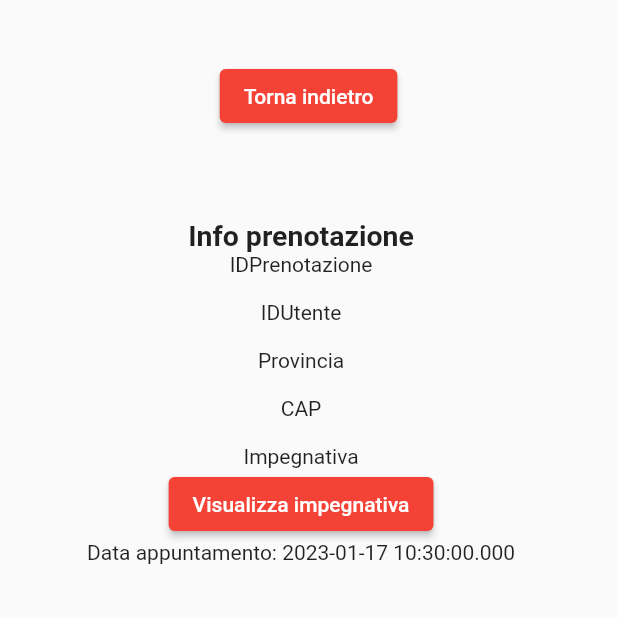
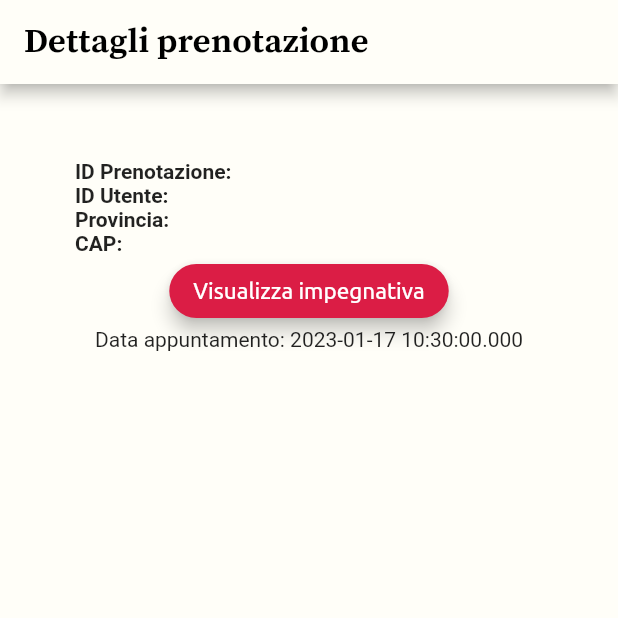
Before and after one commit to KLS-01/Report.it, a Flutter app: the InformazioniPrenotazione screen opened directly with empty values, on a phone screen of 412 x 824 dp, the top half of it. Run offline on Flutter 3.47's test engine with Material 2 defaults, Android fonts, the phone set to English and light mode, and no system bars; our stand-ins replace carousel_slider, cloud_firestore, date_time_picker, expandable, file_picker, firebase_auth and 6 more; missing offline and left inert: dart:ffi, flutter_phone_direct_caller, syncfusion_flutter_pdfviewer, time_picker_widget; accounts and stored records are empty.

Commit message:
Iniziato a sistemare la pagina dettagli prenotazione

```diff
--- a/lib/presentation/pages/pages_GPSP/informazioni_prenotazione_page.dart
+++ b/lib/presentation/pages/pages_GPSP/informazioni_prenotazione_page.dart
@@ -8,6 +8,7 @@ import 'package:report_it/domain/entity/entity_GA/tipo_utente.dart';
 import 'package:report_it/domain/entity/entity_GPSP/prenotazione_entity.dart';
 
 import 'package:report_it/domain/repository/prenotazione_controller.dart';
+import 'package:report_it/presentation/widget/styles.dart';
 
 import 'package:syncfusion_flutter_pdfviewer/pdfviewer.dart';
 import 'package:time_picker_widget/time_picker_widget.dart';
@@ -47,38 +48,56 @@ class _InformazioniPrenotazione extends State<InformazioniPrenotazione> {
   Widget build(BuildContext context) {
     print(prenotazione.getDataPrenotazione);
     return Scaffold(
+        appBar: AppBar(
+          title: Text('Dettagli prenotazione', style: ThemeText.titoloSezione),
+          backgroundColor: Theme.of(context).backgroundColor,
+          iconTheme: IconThemeData(
+            color: Color.fromRGBO(219, 29, 69, 1),
+          ),
+        ),
+        backgroundColor: Theme.of(context).backgroundColor,
         body: Column(children: [
-      Padding(
-        padding: const EdgeInsets.only(top: 40.0, left: 10),
-        child: ElevatedButton(
-            onPressed: () {
-              Navigator.pop(context);
-            },
-            child: const Text("Torna indietro")),
-      ),
           Padding(
               padding: const EdgeInsets.all(50),
               child: Column(children: [
-            SingleChildScrollView(
-                padding: EdgeInsets.all(8.0),
-                child: Column(
+                Column(
+                  children: [
+                    Row(
                       children: [
                         const Text(
-                      "Info prenotazione",
-                      style: TextStyle(
-                        fontWeight: FontWeight.bold,
-                        fontSize: 19.0,
+                          "ID Prenotazione: ",
+                          style: TextStyle(fontWeight: FontWeight.bold),
                         ),
+                        Text(prenotazione.getId),
+                      ],
                     ),
-                    const Text("IDPrenotazione"),
-                    Text(prenotazione.getId),
-                    const Text("IDUtente"),
+                    Row(
+                      children: [
+                        const Text(
+                          "ID Utente: ",
+                          style: TextStyle(fontWeight: FontWeight.bold),
+                        ),
                         Text(prenotazione.getIdUtente),
-                    const Text("Provincia"),
+                      ],
+                    ),
+                    Row(
+                      children: [
+                        const Text(
+                          "Provincia: ",
+                          style: TextStyle(fontWeight: FontWeight.bold),
+                        ),
                         Text(prenotazione.getProvincia),
-                    const Text("CAP"),
+                      ],
+                    ),
+                    Row(
+                      children: [
+                        const Text(
+                          "CAP: ",
+                          style: TextStyle(fontWeight: FontWeight.bold),
+                        ),
                         Text(prenotazione.getCap),
-                    const Text("Impegnativa"),
+                      ],
+                    ),
                     ElevatedButton(
                       onPressed: () => {
                         Navigator.push(
@@ -86,24 +105,37 @@ class _InformazioniPrenotazione extends State<InformazioniPrenotazione> {
                           MaterialPageRoute(
                             builder: (context) => Scaffold(
                               appBar: AppBar(
-                                              title: const Text('Impegnativa'),
+                                iconTheme: IconThemeData(
+                                  color: Color.fromRGBO(219, 29, 69, 1),
+                                ),
+                                backgroundColor:
+                                    Theme.of(context).backgroundColor,
+                                title: const Text(
+                                  'Impegnativa',
+                                  style: ThemeText.titoloSezione,
+                                ),
                                 actions: <Widget>[
                                   IconButton(
                                     icon: const Icon(
                                       Icons.first_page,
-                                                    color: Colors.white,
+                                      color: Color.fromRGBO(219, 29, 69, 1),
                                     ),
                                     onPressed: () {
-                                                    _pdfViewerController
-                                                        .firstPage();
+                                      _pdfViewerController.firstPage();
                                     },
-                                                )
-                                              ]),
+                                  ),
+                                ],
+                              ),
                               body: SfPdfViewer.network(
                                 prenotazione.getImpegnativa,
-                                          ))))
+                              ),
+                            ),
+                          ),
+                        ),
                       },
-                        child: const Text("Visualizza impegnativa")),
+                      child: const Text("Visualizza impegnativa"),
+                      style: ThemeText.bottoneRosso,
+                    ),
                     if (utente.tipo == TipoUtente.OperatoreCup &&
                         prenotazione.getDataPrenotazione == null)
                       Form(
@@ -169,6 +201,7 @@ class _InformazioniPrenotazione extends State<InformazioniPrenotazione> {
                                 padding: const EdgeInsets.only(
                                     left: 150.0, top: 40.0),
                                 child: ElevatedButton(
+                                  style: ThemeText.bottoneRosso,
                                   onPressed: () {
                                     // Validate returns true if the form is valid, or false otherwise.
                                     if (_prenotazioneFormKey.currentState!
@@ -192,7 +225,7 @@ class _InformazioniPrenotazione extends State<InformazioniPrenotazione> {
                       Text(
                           "Data appuntamento: ${DateTime.parse(prenotazione.getDataPrenotazione.toDate().toString())}")
                   ],
-                ))
+                )
               ]))
         ]));
   }
```
Lines whose indentation alone changed are shown as unchanged.
